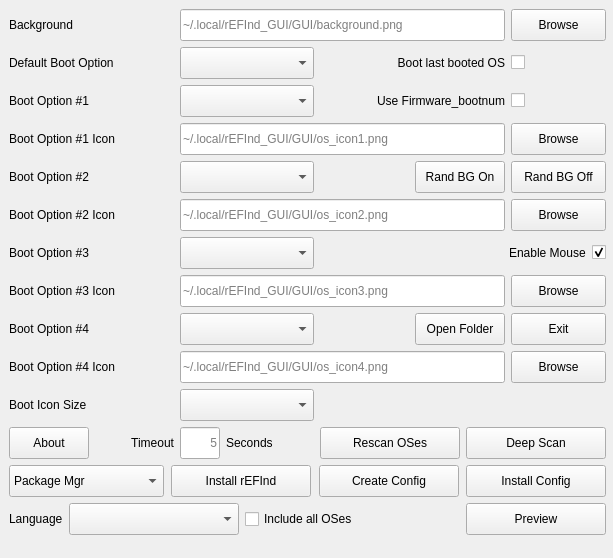
The window that GUI/src/mainwindow.ui (jlobue10/rEFInd_GUI) describes before a commit, drawn with Qt 5.
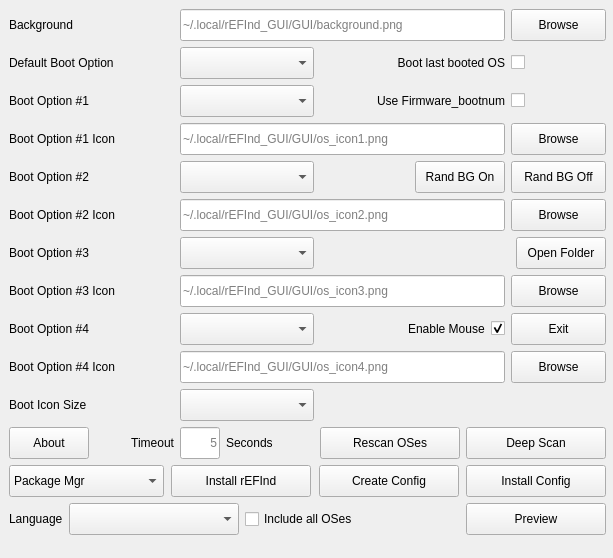
The same window after the commit. Icons and pictures are not drawn.

Commit message:
Swap Enable Mouse and Open Folder positions in the main window
Move Open Folder up to row 6 (right button column, under Rand BG Off)
and the Enable Mouse checkbox down to row 8 beside Exit, spanning
columns 4-5 right-aligned so it cannot widen the fixed-width button
column. Mirrors the SteamDeck_rEFInd layout change; that repo's Sysd
buttons have no counterpart here.

Patch:
```diff
--- a/GUI/src/mainwindow.ui
+++ b/GUI/src/mainwindow.ui
@@ -445,7 +445,7 @@
        </property>
       </widget>
      </item>
-     <item row="8" column="5">
+     <item row="6" column="5" colspan="2" alignment="Qt::AlignmentFlag::AlignRight">
       <widget class="QPushButton" name="Open_Folder_pushButton">
        <property name="minimumSize">
         <size>
@@ -644,7 +644,7 @@
        </property>
       </widget>
      </item>
-     <item row="6" column="5" colspan="2" alignment="Qt::AlignmentFlag::AlignRight">
+     <item row="8" column="4" colspan="2" alignment="Qt::AlignmentFlag::AlignRight">
       <layout class="QHBoxLayout" name="horizontalLayout">
        <item alignment="Qt::AlignmentFlag::AlignRight">
         <widget class="QLabel" name="Enable_Mouse_label">
```
